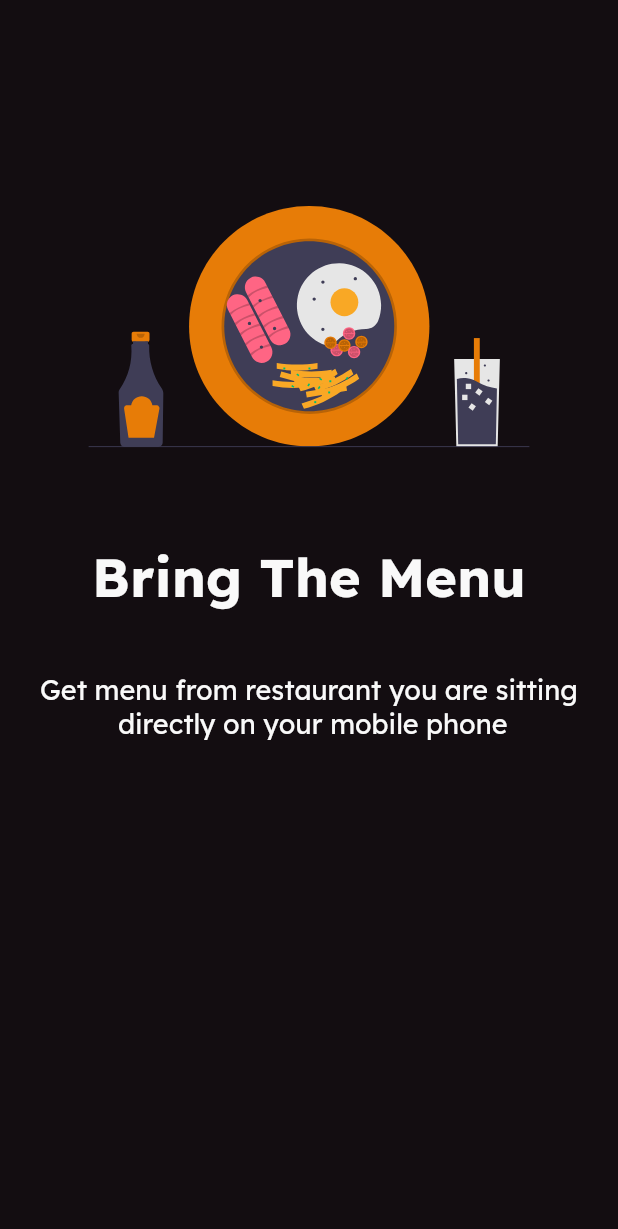
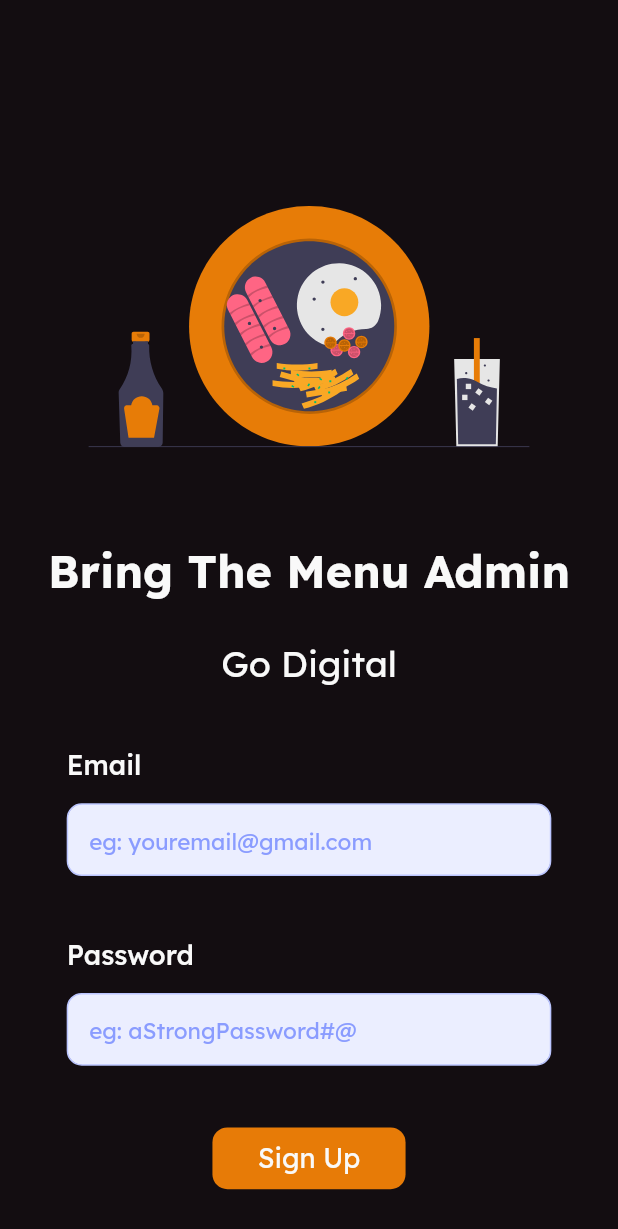
Before and after one commit to m0hit-kumar/Bring-The-Menu, a Flutter app: the screen it shows after launch, on a phone screen of 412 x 824 dp. Shown: the top 1229 px of the screen. Run offline on Flutter 3.47's test engine with Material 2 defaults, Android fonts, the phone set to English and light mode, and no system bars; our stand-ins replace flutter_svg, get.

Commit message:
Restaurant SignUp Design

```diff
--- a/lib/constants.dart
+++ b/lib/constants.dart
@@ -5,4 +5,7 @@ class Constants extends GetxController {
   final backgroundColor = const Color.fromARGB(255, 19, 13, 17);
   final whiteTextColor = const Color.fromARGB(255, 249, 249, 249);
   final themeColor = const Color.fromARGB(255, 231, 123, 7);
+  final inputStrokeColor = const Color.fromARGB(255, 187, 197, 255);
+  final inputBackgroundColor = const Color.fromARGB(255, 235, 238, 255);
+  final inputHintTextColor = const Color.fromARGB(255, 138, 156, 255);
 }
--- a/lib/views/admin/signup/admin_signup.dart
+++ b/lib/views/admin/signup/admin_signup.dart
@@ -1,7 +1,9 @@
 import 'package:bring_the_menu/constants.dart';
+import 'package:bring_the_menu/views/widgets/custom_button.dart';
 import 'package:flutter/material.dart';
 import 'package:flutter_svg/flutter_svg.dart';
 import 'package:get/get.dart';
+import 'package:bring_the_menu/views/widgets/input_widget.dart';
 
 class AdminSignUp extends StatefulWidget {
   const AdminSignUp({super.key});
@@ -12,9 +14,11 @@ class AdminSignUp extends StatefulWidget {
 
 class _AdminSignUpState extends State<AdminSignUp> {
   final constants = Get.put(Constants());
+  TextEditingController emailController = TextEditingController();
+  TextEditingController passwordController = TextEditingController();
   @override
   Widget build(BuildContext context) {
-        return Scaffold(
+    return Scaffold(
       backgroundColor: constants.backgroundColor,
       body: Padding(
         padding: EdgeInsets.symmetric(horizontal: 7),
@@ -29,21 +33,41 @@ class _AdminSignUpState extends State<AdminSignUp> {
               ),
               SizedBox(height: Get.height / 13),
               Text(
-                'Bring The Menu',
+                'Bring The Menu Admin',
                 style: TextStyle(
                     color: constants.whiteTextColor,
                     fontWeight: FontWeight.w600,
-                    fontSize: 36),
+                    fontSize: 30),
+              ),
+              SizedBox(height: Get.height / 30),
+              Text(
+                'Go Digital',
+                style: TextStyle(color: constants.whiteTextColor, fontSize: 24),
+                textAlign: TextAlign.center,
               ),
               SizedBox(height: Get.height / 20),
-              Text(
-                'Get menu from restaurant you are sitting\n directly on your mobile phone',
-                style: TextStyle(color: constants.whiteTextColor, fontSize: 18),
-                textAlign: TextAlign.center,
-              ),
-              SizedBox(height: Get.height / 3.1),
-
-
+              InputWidget(
+                  constants: constants,
+                  title: 'Email',
+                  hintText: 'eg: youremail@gmail.com',
+                  controller: emailController,
+                  isObscrue: false),
+              SizedBox(height: Get.height / 20),
+              InputWidget(
+                  constants: constants,
+                  title: 'Password',
+                  hintText: 'eg: aStrongPassword#@',
+                  controller: passwordController,
+                  isObscrue: false),
+              SizedBox(height: Get.height / 20),
+              CustomButton(
+                  constants: constants,
+                  title: 'Sign Up',
+                  onTap: () {
+                    // To be implemented by Mohit Bhaiya.
+                  },
+                  width: Get.width / 3.2,
+                  height: Get.height / 20)
             ],
           ),
         ),
--- /dev/null
+++ b/lib/views/widgets/input_widget.dart
@@ -0,0 +1,64 @@
+import 'package:flutter/material.dart';
+import 'package:get/get.dart';
+import 'package:bring_the_menu/constants.dart';
+
+class InputWidget extends StatelessWidget {
+  InputWidget({
+    Key? key,
+    required this.constants,
+    required this.title,
+    required this.hintText,
+    required this.controller,
+    required this.isObscrue
+  }) : super(key: key);
+
+  final Constants constants;
+  String title;
+  String hintText;
+  TextEditingController controller;
+  bool isObscrue;
+
+  @override
+  Widget build(BuildContext context) {
+    return Padding(
+      padding: EdgeInsets.symmetric(horizontal: Get.width / 11),
+      child: SizedBox(
+        child: Column(
+          children: [
+            Row(
+              children: [
+                Text(
+                  title,
+                  style: TextStyle(
+                      color: constants.whiteTextColor,
+                      fontWeight: FontWeight.w500,
+                      fontSize: 18),
+                ),
+              ],
+            ),
+            SizedBox(height: Get.height / 60),
+            Container(
+              width: double.infinity,
+              height: Get.height / 17,
+              decoration: BoxDecoration(
+                color: constants.inputBackgroundColor,
+                borderRadius: BorderRadius.circular(10),
+                border: Border.all(color: constants.inputStrokeColor)
+              ),
+              child: TextFormField(
+                controller: controller,
+                obscureText: isObscrue,
+                decoration:  InputDecoration(
+                  border: InputBorder.none,
+                  hintText: hintText,
+                  hintStyle: TextStyle(color: constants.inputHintTextColor, fontSize: 15, fontWeight: FontWeight.normal),
+                  contentPadding: const EdgeInsets.all(14),
+                ),
+              ),
+            )
+          ],
+        ),
+      ),
+    );
+  }
+}
```
